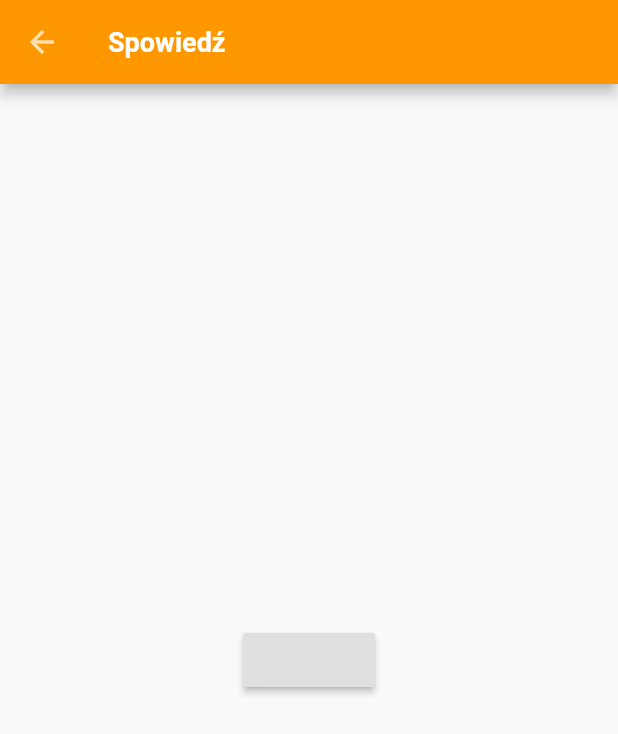
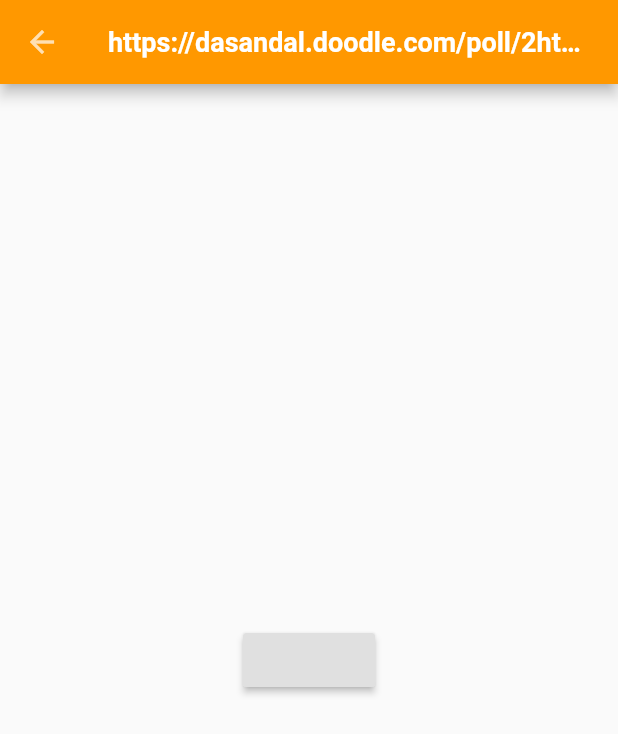
Before and after one commit to TakiBart/SandalApp, a Flutter app: the ConfessionPage screen opened directly, on a phone screen of 412 x 824 dp. Shown: the top 734 px of the screen. Run offline on Flutter 3.47's test engine with Material 2 defaults, Android fonts, the phone set to English and light mode, and no system bars; our stand-ins replace cloud_firestore, firebase_storage, table_calendar; missing offline and left inert: add_2_calendar, date_utils; accounts and stored records are empty.

Commit message:
Cosmetic changes (file with string consts introduced)

```diff
--- a/sandal_app/lib/CommentPage.dart
+++ b/sandal_app/lib/CommentPage.dart
@@ -1,3 +1,4 @@
+import 'package:Sandal/strings.dart';
 import 'package:flutter/material.dart';
 
 import './Styles.dart';
@@ -10,7 +11,7 @@ class CommentPage extends StatelessWidget{
   Widget build(BuildContext context) {
     return Scaffold(
         appBar: AppBar(
-          title: Text("Komentarz", style: Style.headerTextStyle),
+          title: Text(strings['commentSectionTitle'], style: Style.headerTextStyle),
           iconTheme: IconThemeData(
             color: MyColors.appbarIconTheme,
           ),
--- a/sandal_app/lib/ConfessionPage.dart
+++ b/sandal_app/lib/ConfessionPage.dart
@@ -1,3 +1,4 @@
+import 'package:Sandal/strings.dart';
 import 'package:flutter/material.dart';
 import 'package:url_launcher/url_launcher.dart' as Launcher;
 
@@ -6,12 +7,11 @@ import 'colors.dart';
 
 
 class ConfessionPage extends StatelessWidget {
-  final String doodleLink = "https://dasandal.doodle.com/poll/2htk76vv6hubvi6v";
   @override
   Widget build(BuildContext context) {
     return Scaffold(
         appBar: AppBar(
-          title: Text("Spowiedź", //TODO: Replace with string from strings.dart,
+          title: Text(strings['doodleLink'], //TODO: Replace with string from strings.dart,
             style: Style.titleTextStyle,
           ),
           iconTheme: IconThemeData(
@@ -20,7 +20,7 @@ class ConfessionPage extends StatelessWidget {
         body: new Center(
             child: new RaisedButton(
                 onPressed:  (){
-                  Launcher.launch(doodleLink);
+                  Launcher.launch(strings['doodleLink']);
                 }
             )
         )
--- a/sandal_app/lib/GalleryPage.dart
+++ b/sandal_app/lib/GalleryPage.dart
@@ -5,6 +5,7 @@ import 'package:flutter/material.dart';
 import './Styles.dart';
 import './colors.dart';
 import 'package:firebase_storage/firebase_storage.dart';
+import './strings.dart';
 //import 'package:firebase_auth/firebase_auth.dart';
 //import 'package:image_picker/image_picker.dart';
 
@@ -14,7 +15,7 @@ class GalleryPage extends StatelessWidget {
     return Scaffold(
         appBar: AppBar(
             title: Text(
-              'Galeria', //TODO: Get strings from strings.dart file
+              strings['gallerySectionTitle'], //TODO: Get strings from strings.dart file
               style: Style.titleTextStyle,
             ),
             iconTheme: IconThemeData(
@@ -28,7 +29,7 @@ class GalleryPage extends StatelessWidget {
             stream: Firestore.instance.collection('images').snapshots(),
             builder: (context, snapshot){
               if(!snapshot.hasData)
-                return Text("Proszę czekać");
+                return Text(strings['pleaseWaitMessage']);
               return GridView.builder(
                 gridDelegate: new SliverGridDelegateWithFixedCrossAxisCount(crossAxisCount: 2),
                 itemCount: snapshot.data.documents.length,
--- a/sandal_app/lib/main.dart
+++ b/sandal_app/lib/main.dart
@@ -1,3 +1,4 @@
+import 'package:Sandal/strings.dart';
 import 'package:flutter/material.dart';
 import 'package:intl/date_symbol_data_local.dart';
 
@@ -12,11 +13,11 @@ class MyApp extends StatelessWidget {
   @override
   Widget build(BuildContext context) {
     return MaterialApp(
-      title: 'DA Sandał',
+      title: strings['appTitle'],
       theme: ThemeData(
         primarySwatch: Colors.orange,
       ),
-      home: MyHomePage(title: 'DA Sandał'),
+      home: MyHomePage(title: strings['appTitle']),
     );
   }
 }
--- a/sandal_app/lib/mainMenuList.dart
+++ b/sandal_app/lib/mainMenuList.dart
@@ -1,3 +1,4 @@
+import 'package:Sandal/strings.dart';
 import 'package:flutter/material.dart';
 
 import './tempSubMenu.dart';
@@ -51,7 +52,7 @@ List list = [
     "icon": Icons.calendar_today,
     "color": Colors.orange,
     "builder": (_) =>
-      new CalendarGeneralPage(key: Key('key'), title: 'Kalendarz'),
+      new CalendarGeneralPage(key: Key('key'), title: strings['calendarSectionTitle']),
   },
   {
     "id": "tempSubMenu",
--- /dev/null
+++ b/sandal_app/lib/strings.dart
@@ -0,0 +1,9 @@
+Map<String, String> strings = {
+  'appTitle': "DA Sandał",
+  'commentSectionTitle': "Komentarz",
+  'gallerySectionTitle': "Galeria",
+  'calendarSectionTitle': "Kalendarz",
+  'confessionSectionTitle': "Spowiedź",
+  'pleaseWaitMessage': "Proszę czekać",
+  'doodleLink': "https://dasandal.doodle.com/poll/2htk76vv6hubvi6v",
+};
```
